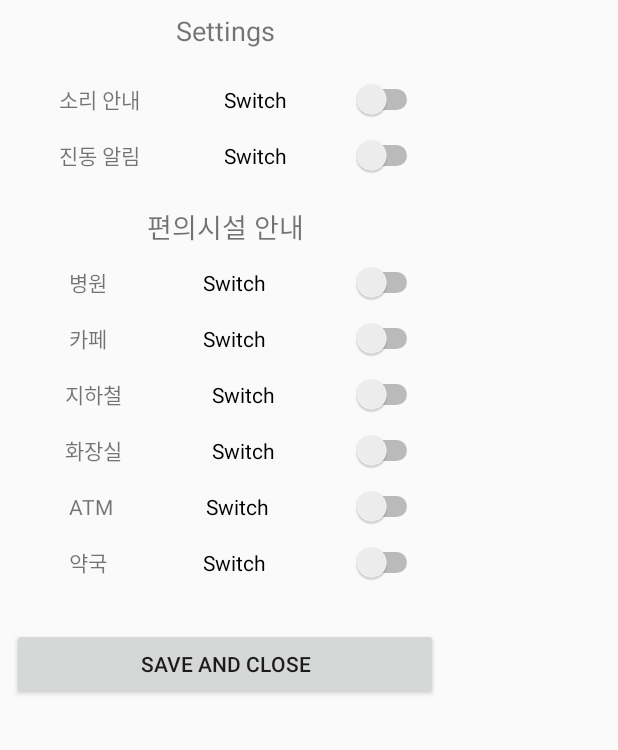
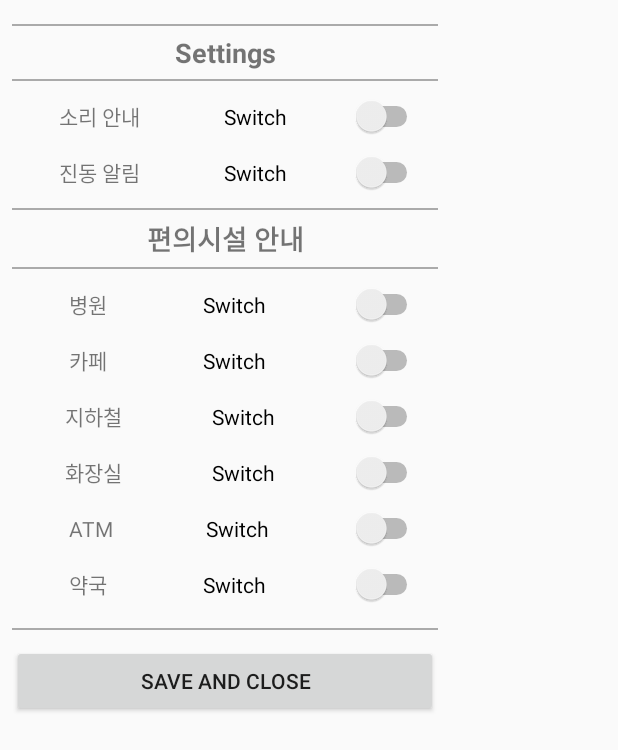
Before and after one commit to Csoyee/Capstone_Group4, an Android app: the layout settingpop.xml on its own in the app's theme, with its tools: preview values and no code run, on a phone screen of 412 x 824 dp. Shown: the top 750 px of the screen. Run offline under Robolectric (Android 15) with nearby library versions, the phone set to English and light mode, and no system bars.

```diff
--- a/app/src/main/java/com/example/ddubeok/popUp.java
+++ b/app/src/main/java/com/example/ddubeok/popUp.java
@@ -2,6 +2,7 @@ package com.example.ddubeok;
 
 import android.app.Activity;
 import android.os.Bundle;
+import android.support.v4.app.NavUtils;
 import android.util.Log;
 import android.view.MotionEvent;
 import android.view.View;
@@ -59,6 +60,8 @@ public class popUp extends Activity {
         MainActivity.ATM = ATM.isChecked();
         MainActivity.toilet = toilet.isChecked();
 
+        MainActivity m = new MainActivity();
+        m.callConvMarker();
 
         finish();
     }
--- a/app/src/main/res/layout/settingpop.xml
+++ b/app/src/main/res/layout/settingpop.xml
@@ -21,13 +21,23 @@
         app:layout_constraintTop_toTopOf="parent"
         app:layout_constraintVertical_bias="0.04000002">
 
+        <LinearLayout
+            android:layout_width="match_parent"
+            android:layout_height="1dp"
+            android:layout_marginTop="8dp"
+            android:background="@android:color/darker_gray"
+            android:orientation="vertical"></LinearLayout>
+
         <TextView
             android:id="@+id/Setting"
             android:layout_width="match_parent"
             android:layout_height="wrap_content"
+            android:layout_marginBottom="5dp"
+            android:layout_marginTop="5dp"
             android:gravity="center"
             android:text="Settings"
-            android:textSize="18dp" />
+            android:textSize="18dp"
+            android:textStyle="bold" />
 
         <LinearLayout
             android:layout_width="match_parent"
@@ -36,8 +46,14 @@
 
             <LinearLayout
                 android:layout_width="match_parent"
+                android:layout_height="1dp"
+                android:background="@android:color/darker_gray"
+                android:orientation="vertical"></LinearLayout>
+
+            <LinearLayout
+                android:layout_width="match_parent"
                 android:layout_height="match_parent"
-                android:layout_marginTop="20dp"
+                android:layout_marginTop="10dp"
                 android:gravity="center"
                 android:orientation="horizontal">
 
@@ -90,17 +106,32 @@
 
             </LinearLayout>
 
-            <TextView
-                android:id="@+id/title2"
+            <LinearLayout
                 android:layout_width="match_parent"
-                android:layout_height="wrap_content"
-                android:layout_marginTop="20dp"
-                android:layout_weight="1"
-                android:gravity="center"
-                android:text="편의시설 안내"
-                android:textSize="18dp" />
+                android:layout_height="1dp"
+                android:layout_marginTop="10dp"
+                android:background="@android:color/darker_gray"
+                android:orientation="vertical"></LinearLayout>
 
         </LinearLayout>
+
+        <TextView
+            android:id="@+id/title2"
+            android:layout_width="match_parent"
+            android:layout_height="wrap_content"
+            android:layout_marginBottom="5dp"
+            android:layout_marginTop="5dp"
+            android:layout_weight="1"
+            android:gravity="center"
+            android:text="편의시설 안내"
+            android:textSize="18dp"
+            android:textStyle="bold" />
+
+        <LinearLayout
+            android:layout_width="match_parent"
+            android:layout_height="1dp"
+            android:background="@android:color/darker_gray"
+            android:orientation="vertical"></LinearLayout>
 
         <LinearLayout
             android:layout_width="match_parent"
@@ -270,11 +301,18 @@
 
         </LinearLayout>
 
+        <LinearLayout
+            android:layout_width="match_parent"
+            android:layout_height="1dp"
+            android:layout_marginTop="15dp"
+            android:background="@android:color/darker_gray"
+            android:orientation="vertical"></LinearLayout>
+
         <Button
             android:id="@+id/btnClose"
             android:layout_width="match_parent"
             android:layout_height="wrap_content"
-            android:layout_marginTop="30dp"
+            android:layout_marginTop="10dp"
             android:layout_weight="1"
             android:onClick="mOnClose"
             android:text="Save and close"
```
Also changed, not shown: app/src/main/java/com/example/ddubeok/MainActivity.java (+15 -3 lines), app/src/main/java/com/example/ddubeok/OverlayManager.java (+51 -0 lines), 71 other files.
